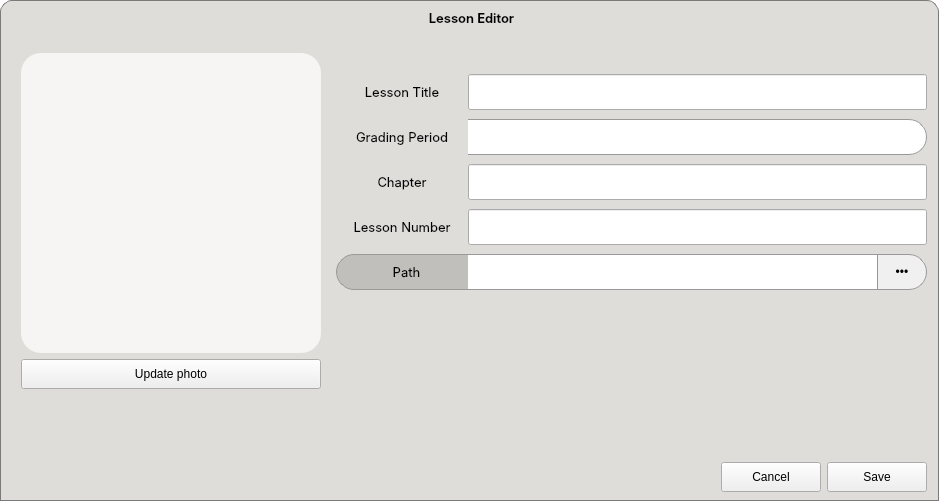
Old version of the form CAI_PyQt/CAI_Admin/UI/LessonDialog.ui in the repository CPG19040/CPG19040.
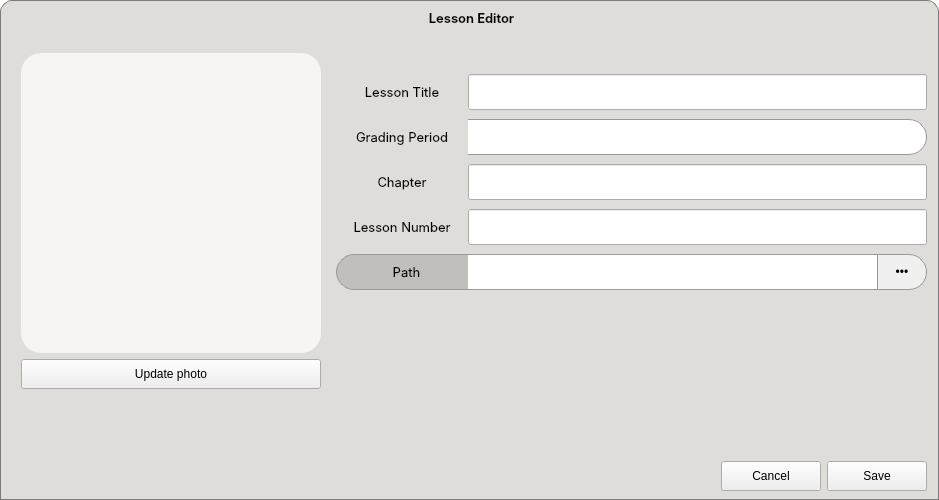
New version of the form. Icons and pictures are not drawn.

The edit to the form file:
```diff
--- a/CAI_PyQt/CAI_Admin/UI/LessonDialog.ui
+++ b/CAI_PyQt/CAI_Admin/UI/LessonDialog.ui
@@ -7,13 +7,19 @@
     <x>0</x>
     <y>0</y>
     <width>939</width>
-    <height>501</height>
+    <height>500</height>
    </rect>
   </property>
   <property name="minimumSize">
    <size>
     <width>939</width>
-    <height>383</height>
+    <height>500</height>
+   </size>
+  </property>
+  <property name="maximumSize">
+   <size>
+    <width>16777215</width>
+    <height>500</height>
    </size>
   </property>
   <property name="windowTitle">
```
